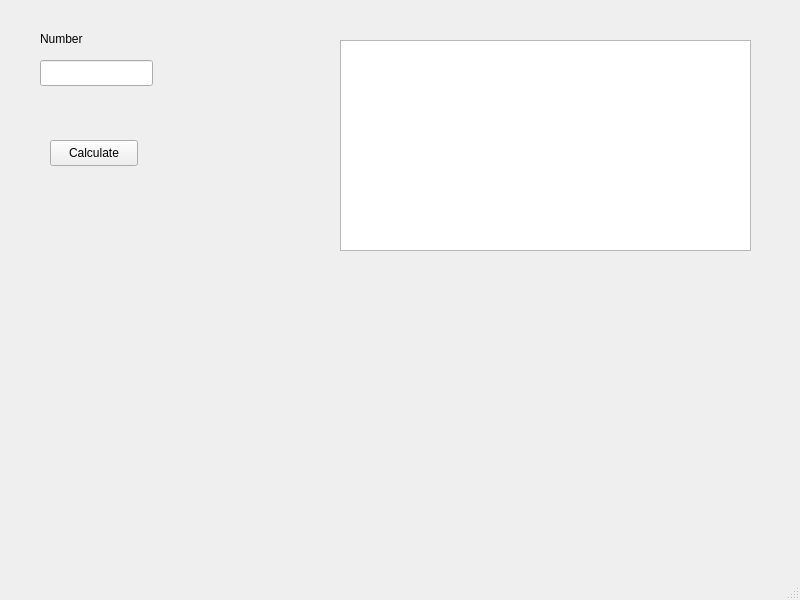
Old version of the form LAB3/Task4/HanoiTower/mainwindow.ui in the repository UdaiNoCode/LabsSecondSem.
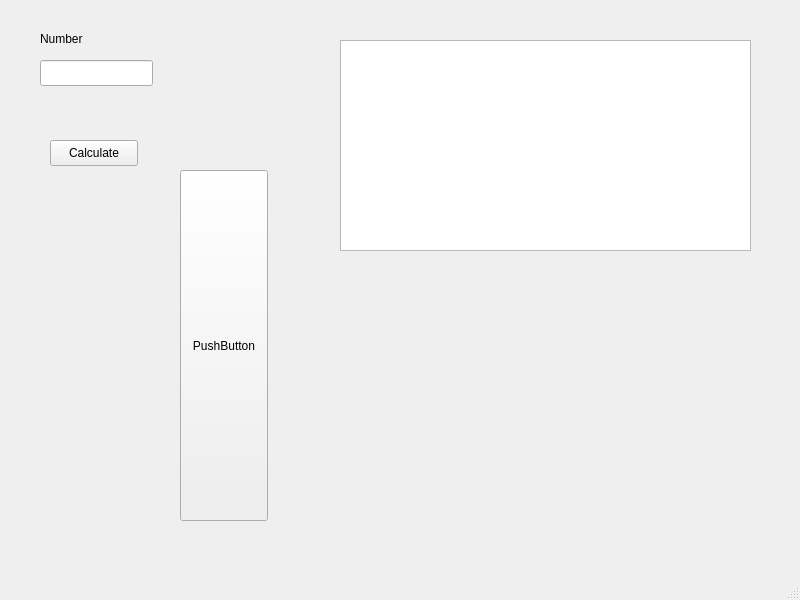
New version of the form.

Patch:
```diff
--- a/LAB3/Task4/HanoiTower/mainwindow.ui
+++ b/LAB3/Task4/HanoiTower/mainwindow.ui
@@ -60,6 +60,19 @@
      <string>Number</string>
     </property>
    </widget>
+   <widget class="QPushButton" name="pushButton_2">
+    <property name="geometry">
+     <rect>
+      <x>180</x>
+      <y>170</y>
+      <width>88</width>
+      <height>351</height>
+     </rect>
+    </property>
+    <property name="text">
+     <string>PushButton</string>
+    </property>
+   </widget>
   </widget>
   <widget class="QMenuBar" name="menubar">
    <property name="geometry">
```
